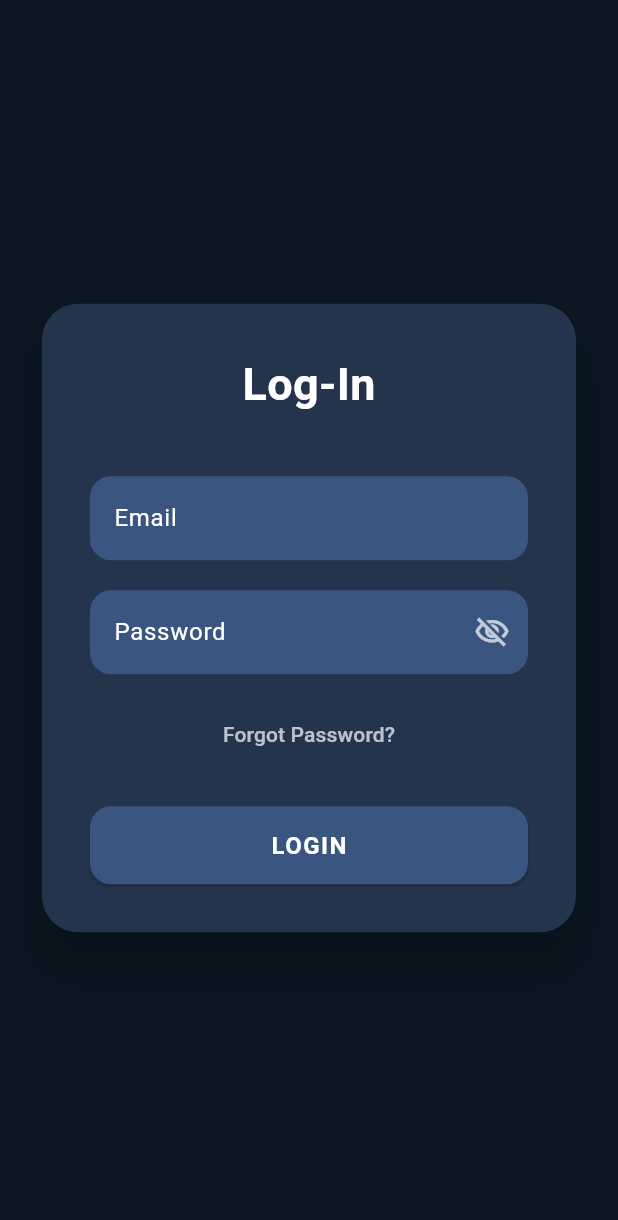
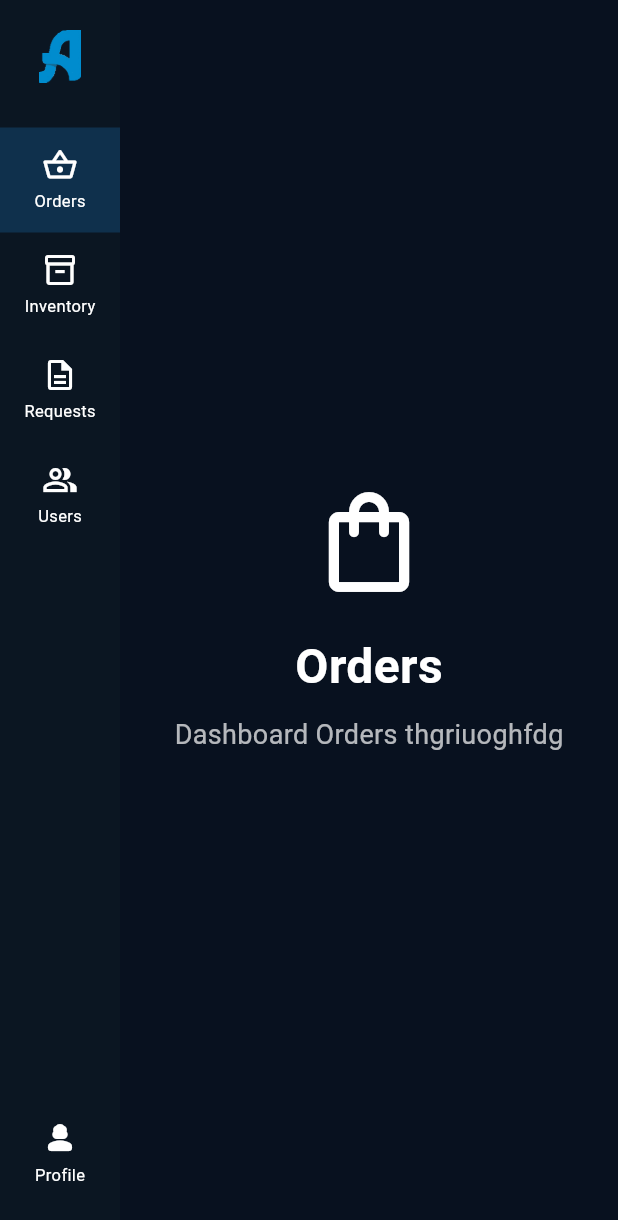
Before and after one commit to Hebaccio/AnirayFrontend, a Flutter app: the screen it shows after launch, on a phone screen of 412 x 824 dp. Shown: the top 1220 px of the screen. Run offline on Flutter 3.47's test engine with Material 3 defaults, Android fonts, the phone set to English and light mode, and no system bars; accounts and stored records are empty.

Commit message:
added sidebar

```diff
--- a/aniray_desktop/lib/main.dart
+++ b/aniray_desktop/lib/main.dart
@@ -1,6 +1,5 @@
-import 'package:aniray_desktop/screens/login_screen.dart';
+import 'package:aniray_desktop/widgets/main_sidebar_widget.dart';
 import 'package:flutter/material.dart';
-//import 'package:aniray_desktop/screens/login_screen.dart';
 
 //“Start the Flutter widget tree using MyApp as the root widget.”
 void main() {
@@ -17,10 +16,7 @@ class MyApp extends StatelessWidget {
       theme: ThemeData(
         colorScheme: .fromSeed(seedColor: Color.fromARGB(255, 93, 12, 94)),
       ),
-      home: const LoginScreen(
-        key: ValueKey("login_page"),
-        title: 'AniRay (Desktop)',
-      ),
+      home: MainSidebarWidget(key: ValueKey("main")),
     );
   }
 }
--- a/aniray_desktop/lib/screens/login_screen.dart
+++ b/aniray_desktop/lib/screens/auth_screens/login_screen.dart
@@ -1,8 +1,8 @@
-import 'package:aniray_desktop/providers/login_provider.dart';
+import 'package:aniray_desktop/providers/auth_provider.dart';
 import 'package:aniray_desktop/requests/auth_requests/auth_result.dart';
 import 'package:aniray_desktop/requests/auth_requests/login_dto.dart';
-import 'package:aniray_desktop/screens/2fa_screen.dart';
-import 'package:aniray_desktop/screens/my_home_page.dart';
+import 'package:aniray_desktop/screens/auth_screens/2fa_screen.dart';
+import 'package:aniray_desktop/widgets/main_sidebar_widget.dart';
 import 'package:flutter/material.dart';
 import 'package:aniray_desktop/theme/app_colors.dart';
 
@@ -18,8 +18,8 @@ class LoginScreen extends StatefulWidget {
 class _LoginScreenState extends State<LoginScreen> {
   bool _obscurePassword = true;
   bool _isLoading = false;
-  TextEditingController _emailController = new TextEditingController();
-  TextEditingController _passwordController = new TextEditingController();
+  final TextEditingController _emailController = TextEditingController();
+  final TextEditingController _passwordController = TextEditingController();
   bool _showValidationErrors = false;
   String? _emailError;
   String? _passwordError;
@@ -61,7 +61,7 @@ class _LoginScreenState extends State<LoginScreen> {
     });
     await Future.delayed(const Duration(seconds: 1));
     try {
-      LoginProvider provider = LoginProvider();
+      AuthProvider provider = AuthProvider();
       LoginDto.email = _emailController.text;
       LoginDto.password = _passwordController.text;
 
@@ -73,7 +73,7 @@ class _LoginScreenState extends State<LoginScreen> {
         ).push(MaterialPageRoute(builder: (context) => TwoFAScreen()));
       } else {
         Navigator.of(context).push(
-          MaterialPageRoute(builder: (context) => MyHomePage(title: "testttt")),
+          MaterialPageRoute(builder: (context) => const MainSidebarWidget()),
         );
       }
     } catch (e) {
--- /dev/null
+++ b/aniray_desktop/lib/screens/dashboard_screens/dashboard_orders.dart
@@ -0,0 +1,41 @@
+import 'package:flutter/material.dart';
+
+class DashboardOrdersScreen extends StatefulWidget {
+  const DashboardOrdersScreen({super.key, required this.title});
+
+  final String title;
+
+  @override
+  State<DashboardOrdersScreen> createState() => _DashboardOrdersScreenState();
+}
+
+class _DashboardOrdersScreenState extends State<DashboardOrdersScreen> {
+  @override
+  Widget build(BuildContext context) {
+    return Container(
+      color: const Color(0xFF08111F),
+      child: Center(
+        child: Column(
+          mainAxisAlignment: MainAxisAlignment.center,
+          children: [
+            Icon(Icons.shopping_bag_outlined, size: 80, color: Colors.white),
+            const SizedBox(height: 20),
+            Text(
+              widget.title,
+              style: const TextStyle(
+                color: Colors.white,
+                fontSize: 32,
+                fontWeight: FontWeight.bold,
+              ),
+            ),
+            const SizedBox(height: 10),
+            const Text(
+              "Dashboard Orders thgriuoghfdg",
+              style: TextStyle(color: Colors.white70, fontSize: 18),
+            ),
+          ],
+        ),
+      ),
+    );
+  }
+}
--- /dev/null
+++ b/aniray_desktop/lib/widgets/main_sidebar_widget.dart
@@ -0,0 +1,124 @@
+import 'package:aniray_desktop/screens/dashboard_screens/dashboard_inventory.dart';
+import 'package:aniray_desktop/screens/dashboard_screens/dashboard_orders.dart';
+import 'package:aniray_desktop/screens/dashboard_screens/dashboard_profile.dart';
+import 'package:aniray_desktop/screens/dashboard_screens/dashboard_requests.dart';
+import 'package:aniray_desktop/screens/dashboard_screens/dashboard_users.dart';
+import 'package:aniray_desktop/theme/app_colors.dart';
+import 'package:flutter/material.dart';
+
+class MainSidebarWidget extends StatefulWidget {
+  const MainSidebarWidget({super.key});
+
+  @override
+  State<MainSidebarWidget> createState() => _MainSidebarWidgetState();
+}
+
+class _MainSidebarWidgetState extends State<MainSidebarWidget> {
+  int _selectedIndex = 0;
+
+  final List<Widget> _pages = [
+    const DashboardOrdersScreen(title: "Orders"),
+    const DashboardInventoryScreen(title: "Inventory"),
+    const DashboardRequestsScreen(title: "Requests"),
+    const DashboardUsersScreen(title: "Users"),
+    const DashboardProfileScreen(title: "Profile"),
+  ];
+
+  @override
+  Widget build(BuildContext context) {
+    return Scaffold(
+      body: Row(
+        children: [
+          _buildSidebar(),
+          Expanded(child: _pages[_selectedIndex]),
+        ],
+      ),
+    );
+  }
+
+  Widget _buildSidebar() {
+    return Container(
+      width: 80,
+      color: AppColors.backgroundPrimary,
+      child: Column(
+        children: [
+          const SizedBox(height: 20),
+
+          Image.asset(
+            'assets/images/AniRay_Logo.png',
+            width: 35,
+            height: 35,
+            fit: BoxFit.contain,
+          ),
+
+          const SizedBox(height: 30),
+
+          _menuButton(
+            icon: Icons.shopping_basket_outlined,
+            text: "Orders",
+            index: 0,
+          ),
+
+          _menuButton(
+            icon: Icons.inventory_2_outlined,
+            text: "Inventory",
+            index: 1,
+          ),
+
+          _menuButton(
+            icon: Icons.description_outlined,
+            text: "Requests",
+            index: 2,
+          ),
+
+          _menuButton(icon: Icons.people_alt_outlined, text: "Users", index: 3),
+
+          const Spacer(),
+
+          _menuButton(icon: Icons.person_3_rounded, text: "Profile", index: 4),
+
+          const SizedBox(height: 20),
+        ],
+      ),
+    );
+  }
+
+  Widget _menuButton({
+    required IconData icon,
+    required String text,
+    required int index,
+  }) {
+    final bool isSelected = _selectedIndex == index;
+
+    return InkWell(
+      onTap: () {
+        if (index < _pages.length) {
+          setState(() {
+            _selectedIndex = index;
+          });
+        }
+      },
+      child: Container(
+        width: double.infinity,
+        height: 70,
+        color: isSelected
+            ? Color.lerp(AppColors.backgroundPrimary, Colors.blue, 0.2)
+            : Colors.transparent,
+        child: Column(
+          mainAxisAlignment: MainAxisAlignment.center,
+          children: [
+            Icon(icon, color: Colors.white),
+            const SizedBox(height: 4),
+            Text(
+              text,
+              style: const TextStyle(
+                color: AppColors.textPrimary,
+                fontSize: 11,
+              ),
+            ),
+          ],
+        ),
+      ),
+    );
+  }
+}
```
Also changed, not shown: aniray_desktop/lib/providers/auth_provider.dart (renamed from aniray_desktop/lib/providers/login_provider.dart, +33 -2 lines), aniray_desktop/lib/requests/auth_requests/auth_result.dart (+2 -0 lines), aniray_desktop/lib/screens/auth_screens/2fa_screen.dart (renamed from aniray_desktop/lib/screens/2fa_screen.dart, +15 -8 lines), aniray_desktop/lib/screens/dashboard_screens/dashboard_inventory.dart (added, +42 -0 lines), aniray_desktop/lib/screens/dashboard_screens/dashboard_profile.dart (added, +41 -0 lines), aniray_desktop/lib/screens/dashboard_screens/dashboard_requests.dart (added, +42 -0 lines), aniray_desktop/lib/screens/dashboard_screens/dashboard_users.dart (added, +41 -0 lines), aniray_desktop/lib/screens/my_home_page.dart (deleted, +0 -45 lines), aniray_desktop/assets/images/AniRayLogo.png (deleted), aniray_desktop/assets/images/AniRay_Logo.png (added).
